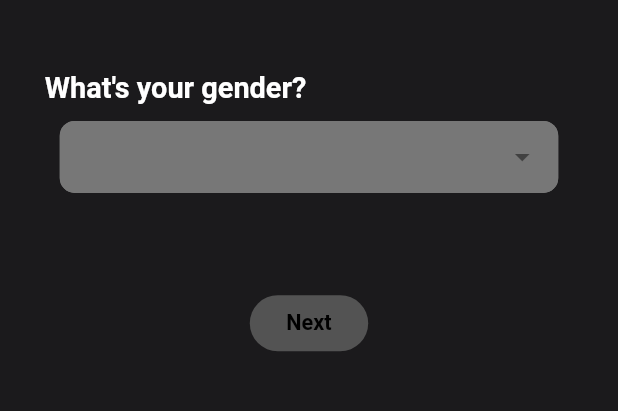
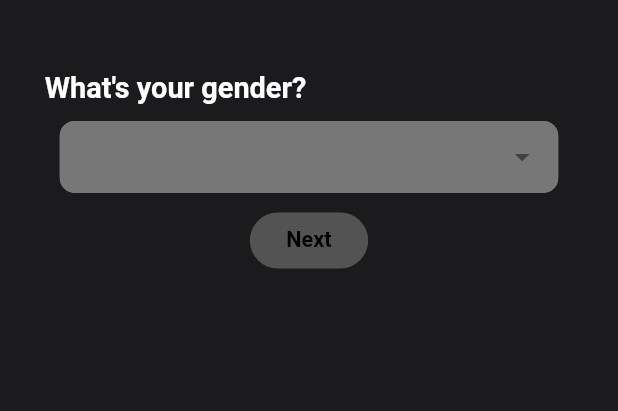
Before and after one commit to aswalp/spotify, a Flutter app: the Gender screen opened directly, on a phone screen of 412 x 824 dp, the part 48-459 px from its top. Run offline on Flutter 3.47's test engine with Material 2 defaults, Android fonts, the phone set to English and light mode, and no system bars; drawn by our look-alikes of dropdown_textfield; our stand-ins replace google_fonts.

Commit message:
second comment

```diff
--- a/lib/home/gender.dart
+++ b/lib/home/gender.dart
@@ -91,9 +91,6 @@ class Gender extends StatelessWidget {
                               )),
                         ),
                       )),
-                  SizedBox(
-                    height: sh * (62 / Lengths.height),
-                  ),
                   Center(
                     child: Container(
                       alignment: Alignment.center,
```
